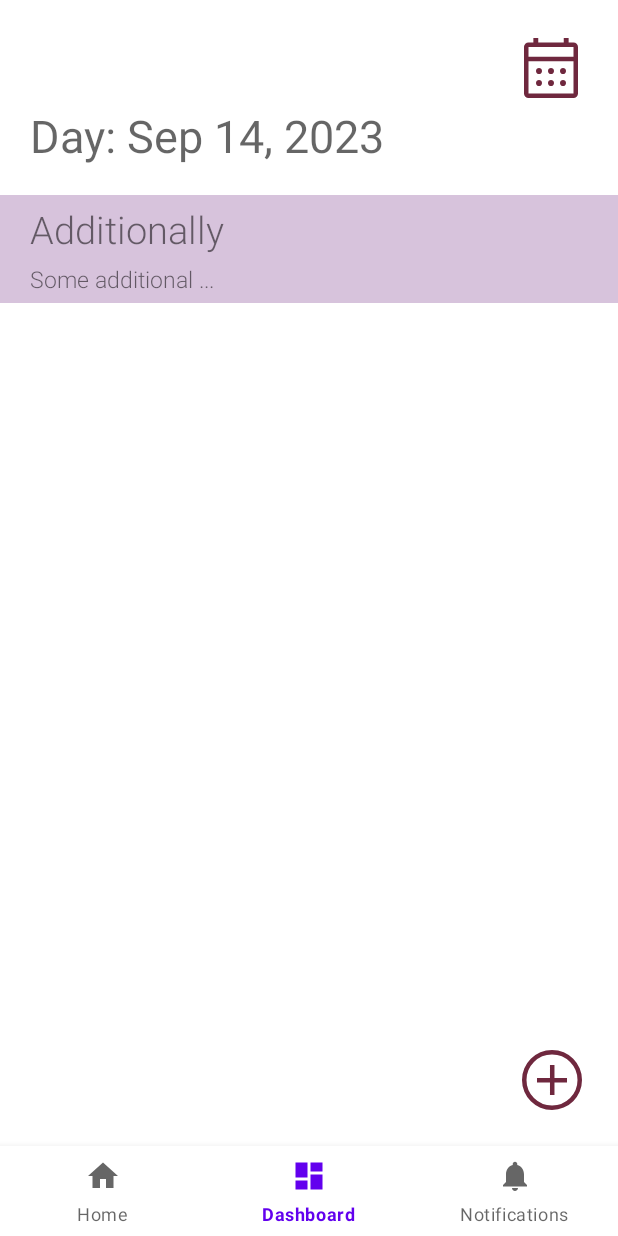
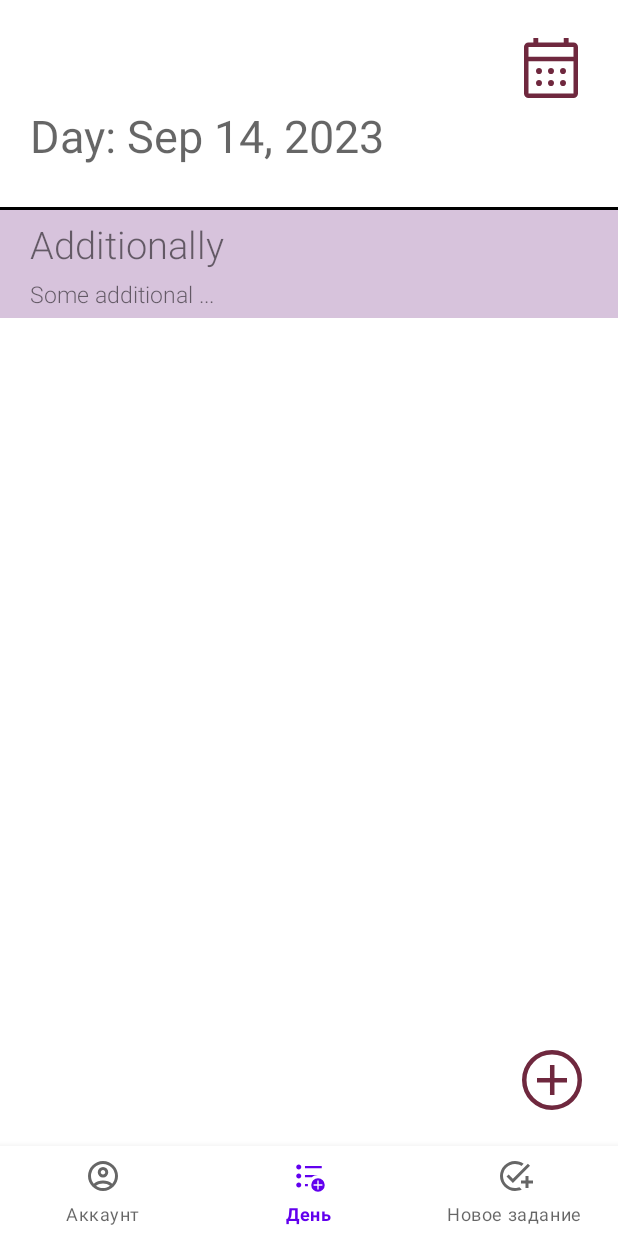
Before and after one commit to LenaGosteva/School_helper, an Android app: the DashboardFragment screen opened through its navigation route, on a phone screen of 412 x 824 dp. Run offline under Robolectric (Android 15) with nearby library versions, the light colour scheme and no system bars; our stand-ins replace Firebase (no records; nobody signed in at launch, a user with empty details on screens opened directly), navigation-ui; libraries missing offline, so code that uses them is left out: io.grpc.

Commit message:
+a bit of design 2.1

```diff
--- a/app/src/main/java/com/example/school/TaskActivity.java
+++ b/app/src/main/java/com/example/school/TaskActivity.java
@@ -25,7 +25,8 @@ public class TaskActivity extends AppCompatActivity {
         setContentView(binding.getRoot());
 
         binding.back.setOnClickListener(d -> {
-            startActivity(new Intent(this, ListActivity.class));
+//            startActivity(new Intent(this, ListActivity.class));
+            finish();
         });
 
         name = getIntent().getExtras().getString(App.TASK);
--- a/app/src/main/res/drawable/ic_dashboard_black_24dp.xml
+++ b/app/src/main/res/drawable/ic_dashboard_black_24dp.xml
@@ -1,9 +1,9 @@
 <vector xmlns:android="http://schemas.android.com/apk/res/android"
     android:width="24dp"
     android:height="24dp"
-    android:viewportWidth="24.0"
-    android:viewportHeight="24.0">
+    android:viewportWidth="960"
+    android:viewportHeight="960">
     <path
         android:fillColor="#FF000000"
-        android:pathData="M3,13h8L11,3L3,3v10zM3,21h8v-6L3,15v6zM13,21h8L21,11h-8v10zM13,3v6h8L21,3h-8z" />
+        android:pathData="M702.31,837.69h35.38v-100h100v-35.38h-100v-100h-35.38v100h-100v35.38h100v100ZM720,900q-74.92,0 -127.46,-52.54Q540,794.92 540,720t52.54,-127.46Q645.08,540 720,540t127.46,52.54Q900,645.08 900,720t-52.54,127.46Q794.92,900 720,900ZM372.31,270v-60h447.69v60h-447.69ZM206.54,786.54q-27.45,0 -46.99,-19.55 -19.55,-19.55 -19.55,-46.99 0,-27.45 19.55,-46.99 19.55,-19.55 46.99,-19.55 27.45,0 46.99,19.55 19.55,19.55 19.55,46.99 0,27.45 -19.55,46.99 -19.55,19.55 -46.99,19.55ZM206.54,546.54q-27.45,0 -46.99,-19.55 -19.55,-19.55 -19.55,-46.99 0,-27.45 19.55,-46.99 19.55,-19.55 46.99,-19.55 27.45,0 46.99,19.55 19.55,19.55 19.55,46.99 0,27.45 -19.55,46.99 -19.55,19.55 -46.99,19.55ZM206.54,306.54q-27.45,0 -46.99,-19.55 -19.55,-19.55 -19.55,-46.99 0,-27.45 19.55,-46.99 19.55,-19.55 46.99,-19.55 27.45,0 46.99,19.55 19.55,19.55 19.55,46.99 0,27.45 -19.55,46.99 -19.55,19.55 -46.99,19.55ZM372.31,750v-60h79.54Q449.62,705 449.62,720q0,15 2.23,30h-79.54ZM372.31,510v-60L720,450q-47.38,0 -89.31,15.92 -41.92,15.92 -75.31,44.08L372.31,510Z"/>
 </vector>
--- a/app/src/main/res/drawable/ic_home_black_24dp.xml
+++ b/app/src/main/res/drawable/ic_home_black_24dp.xml
@@ -1,9 +1,9 @@
 <vector xmlns:android="http://schemas.android.com/apk/res/android"
     android:width="24dp"
     android:height="24dp"
-    android:viewportWidth="24.0"
-    android:viewportHeight="24.0">
+    android:viewportWidth="960"
+    android:viewportHeight="960">
     <path
         android:fillColor="#FF000000"
-        android:pathData="M10,20v-6h4v6h5v-8h3L12,3 2,12h3v8z" />
+        android:pathData="M234,684q51,-39 114,-61.5T480,600q69,0 132,22.5T726,684q35,-41 54.5,-93T800,480q0,-133 -93.5,-226.5T480,160q-133,0 -226.5,93.5T160,480q0,59 19.5,111t54.5,93ZM480,520q-59,0 -99.5,-40.5T340,380q0,-59 40.5,-99.5T480,240q59,0 99.5,40.5T620,380q0,59 -40.5,99.5T480,520ZM480,880q-83,0 -156,-31.5T197,763q-54,-54 -85.5,-127T80,480q0,-83 31.5,-156T197,197q54,-54 127,-85.5T480,80q83,0 156,31.5T763,197q54,54 85.5,127T880,480q0,83 -31.5,156T763,763q-54,54 -127,85.5T480,880ZM480,800q53,0 100,-15.5t86,-44.5q-39,-29 -86,-44.5T480,680q-53,0 -100,15.5T294,740q39,29 86,44.5T480,800ZM480,440q26,0 43,-17t17,-43q0,-26 -17,-43t-43,-17q-26,0 -43,17t-17,43q0,26 17,43t43,17ZM480,380ZM480,740Z"/>
 </vector>
--- a/app/src/main/res/drawable/ic_notifications_black_24dp.xml
+++ b/app/src/main/res/drawable/ic_notifications_black_24dp.xml
@@ -1,9 +1,9 @@
 <vector xmlns:android="http://schemas.android.com/apk/res/android"
     android:width="24dp"
     android:height="24dp"
-    android:viewportWidth="24.0"
-    android:viewportHeight="24.0">
-    <path
-        android:fillColor="#FF000000"
-        android:pathData="M12,22c1.1,0 2,-0.9 2,-2h-4c0,1.1 0.89,2 2,2zM18,16v-5c0,-3.07 -1.64,-5.64 -4.5,-6.32L13.5,4c0,-0.83 -0.67,-1.5 -1.5,-1.5s-1.5,0.67 -1.5,1.5v0.68C7.63,5.36 6,7.92 6,11v5l-2,2v1h16v-1l-2,-2z" />
+    android:viewportWidth="960"
+    android:viewportHeight="960">
+  <path
+      android:fillColor="#FF000000"
+      android:pathData="M480,880q-83,0 -156,-31.5T197,763q-54,-54 -85.5,-127T80,480q0,-83 31.5,-156T197,197q54,-54 127,-85.5T480,80q65,0 123,19t107,53l-58,59q-38,-24 -81,-37.5T480,160q-133,0 -226.5,93.5T160,480q0,133 93.5,226.5T480,800q32,0 62,-6t58,-17l60,61q-41,20 -86,31t-94,11ZM760,800v-120L640,680v-80h120v-120h80v120h120v80L840,680v120h-80ZM424,664 L254,494l56,-56 114,114 400,-401 56,56 -456,457Z"/>
 </vector>
--- a/app/src/main/res/layout/fragment_dashboard.xml
+++ b/app/src/main/res/layout/fragment_dashboard.xml
@@ -1,7 +1,5 @@
 <?xml version="1.0" encoding="utf-8"?>
-<RelativeLayout
-    xmlns:android="http://schemas.android.com/apk/res/android"
-    xmlns:app="http://schemas.android.com/apk/res-auto"
+<RelativeLayout xmlns:android="http://schemas.android.com/apk/res/android"
     xmlns:tools="http://schemas.android.com/tools"
     android:layout_width="match_parent"
     android:layout_height="match_parent"
@@ -19,26 +17,34 @@ android:layout_marginRight="20dp"
         android:background="@color/null_color"
         android:src="@drawable/icon_calendar"
         android:textSize="20sp"/>
+
     <TextView
         android:layout_width="wrap_content"
         android:layout_height="50dp"
         android:layout_below="@+id/calendar"
         android:paddingHorizontal="20dp"
-       android:hint="Day: Sep 14, 2023"
+        android:layout_marginBottom="20dp"
+
+        android:hint="Day: Sep 14, 2023"
         android:id="@+id/day_name"
-        android:textSize="30dp"/>
+        android:textSize="30dp" />
 
+    <View
+        android:layout_width="match_parent"
+        android:layout_height="2dp"
+        android:layout_above="@+id/day_subjects"
+        android:background="@color/black" />
 
     <androidx.recyclerview.widget.RecyclerView
         android:layout_below="@+id/day_name"
-        android:layout_marginTop="10dp"
         android:id="@+id/day_subjects"
         android:layout_width="match_parent"
-        android:layout_height="match_parent"/>
-<RelativeLayout
-    android:layout_width="match_parent"
-    android:layout_height="wrap_content"
-    android:layout_marginBottom="100dp"
+        android:layout_height="match_parent" />
+
+    <RelativeLayout
+        android:layout_width="match_parent"
+        android:layout_height="wrap_content"
+        android:layout_marginBottom="100dp"
     android:layout_marginTop="100dp"
     android:id="@+id/window_list"
     android:visibility="gone"
--- a/app/src/main/res/layout/fragment_new_task.xml
+++ b/app/src/main/res/layout/fragment_new_task.xml
@@ -13,7 +13,7 @@
         android:layout_width="match_parent"
         android:layout_height="wrap_content"
         android:layout_marginBottom="30dp"
-        android:text="Add new task"
+        android:text="@string/New_task_title"
         android:textAlignment="center"
         android:textSize="20sp"
         app:layout_constraintBottom_toBottomOf="parent"
--- a/app/src/main/res/values/strings.xml
+++ b/app/src/main/res/values/strings.xml
@@ -1,10 +1,10 @@
 <resources>
     <string name="app_name">School</string>
-    <string name="title_home">Home</string>
-    <string name="title_dashboard">Dashboard</string>
-    <string name="title_notifications">Notifications</string>
+    <string name="title_home">Аккаунт</string>
+    <string name="title_dashboard">День</string>
+    <string name="title_notifications">Новое задание</string>
     <string name="Enter">Войти или зарегестрироваться</string>
-    <string name="name_of_user">Unknown email</string>
+    <string name="name_of_user">Незарегестрированный пользователь</string>
     <string name="large_text">
         "Material is the metaphor.\n\n"
 
@@ -94,4 +94,5 @@
         "For example, position the FAB to one side of stream of a cards so the FAB won’t interfere "
         "when a user tries to pick up one of cards.\n\n"
     </string>
+    <string name="New_task_title">Новое задание</string>
 </resources>
```
